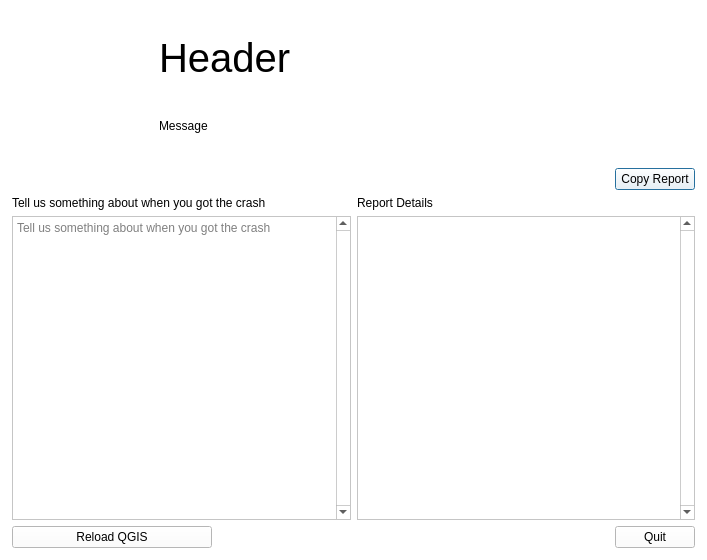
The window that src/crashhandler/qgscrashdialog.ui (qgis/QGIS) describes before a commit, drawn with Qt 5.
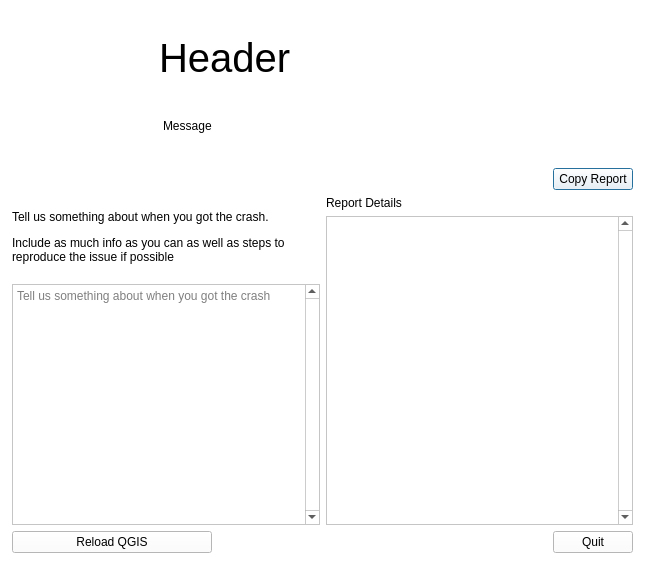
The same window after the commit. Icons and pictures are not drawn.

Commit message: [crash handler] add more wording for report details

The edit to the form file:
```diff
--- a/src/crashhandler/qgscrashdialog.ui
+++ b/src/crashhandler/qgscrashdialog.ui
@@ -6,8 +6,8 @@
    <rect>
     <x>0</x>
     <y>0</y>
-    <width>707</width>
-    <height>560</height>
+    <width>645</width>
+    <height>565</height>
    </rect>
   </property>
   <property name="palette">
@@ -473,23 +473,23 @@
       </item>
       <item row="1" column="0">
        <layout class="QGridLayout" name="gridLayout_2">
-        <item row="0" column="0">
-         <widget class="QLabel" name="label">
+        <item row="1" column="2">
+         <widget class="QTextEdit" name="mReportDetailsText">
           <property name="sizePolicy">
-           <sizepolicy hsizetype="Preferred" vsizetype="Maximum">
+           <sizepolicy hsizetype="Expanding" vsizetype="Preferred">
             <horstretch>0</horstretch>
             <verstretch>0</verstretch>
            </sizepolicy>
           </property>
-          <property name="text">
-           <string>Tell us something about when you got the crash</string>
+          <property name="verticalScrollBarPolicy">
+           <enum>Qt::ScrollBarAlwaysOn</enum>
           </property>
-          <property name="wordWrap">
+          <property name="readOnly">
            <bool>true</bool>
           </property>
          </widget>
         </item>
-        <item row="0" column="1">
+        <item row="0" column="2">
          <widget class="QLabel" name="label_3">
           <property name="sizePolicy">
            <sizepolicy hsizetype="Preferred" vsizetype="Maximum">
@@ -505,7 +505,31 @@
           </property>
          </widget>
         </item>
-        <item row="1" column="0">
+        <item row="0" column="0" rowspan="2">
+         <layout class="QVBoxLayout" name="verticalLayout_2">
+          <property name="leftMargin">
+           <number>0</number>
+          </property>
+          <property name="topMargin">
+           <number>0</number>
+          </property>
+          <item>
+           <widget class="QLabel" name="label">
+            <property name="sizePolicy">
+             <sizepolicy hsizetype="Preferred" vsizetype="Maximum">
+              <horstretch>0</horstretch>
+              <verstretch>0</verstretch>
+             </sizepolicy>
+            </property>
+            <property name="text">
+             <string>&lt;html&gt;&lt;head/&gt;&lt;body&gt;&lt;p&gt;Tell us something about when you got the crash.&lt;/p&gt;&lt;p&gt;Include as much info as you can as well as steps to reproduce the issue if possible&lt;/p&gt;&lt;/body&gt;&lt;/html&gt;</string>
+            </property>
+            <property name="wordWrap">
+             <bool>true</bool>
+            </property>
+           </widget>
+          </item>
+          <item>
          <widget class="QPlainTextEdit" name="mUserFeedbackText">
           <property name="sizePolicy">
            <sizepolicy hsizetype="Expanding" vsizetype="Preferred">
@@ -524,21 +548,7 @@
           </property>
          </widget>
         </item>
-        <item row="1" column="1">
-         <widget class="QTextEdit" name="mReportDetailsText">
-          <property name="sizePolicy">
-           <sizepolicy hsizetype="Expanding" vsizetype="Preferred">
-            <horstretch>0</horstretch>
-            <verstretch>0</verstretch>
-           </sizepolicy>
-          </property>
-          <property name="verticalScrollBarPolicy">
-           <enum>Qt::ScrollBarAlwaysOn</enum>
-          </property>
-          <property name="readOnly">
-           <bool>true</bool>
-          </property>
-         </widget>
+         </layout>
         </item>
        </layout>
       </item>
@@ -610,6 +620,11 @@
       </widget>
      </item>
      <item>
+      <layout class="QVBoxLayout" name="verticalLayout_3">
+       <property name="leftMargin">
+        <number>4</number>
+       </property>
+       <item>
       <widget class="QLabel" name="mCrashMessage">
        <property name="sizePolicy">
         <sizepolicy hsizetype="Preferred" vsizetype="Maximum">
@@ -624,6 +639,8 @@
         <bool>true</bool>
        </property>
       </widget>
+       </item>
+      </layout>
      </item>
      <item>
       <spacer name="verticalSpacer_3">
```
Lines whose indentation alone changed are shown as unchanged.
